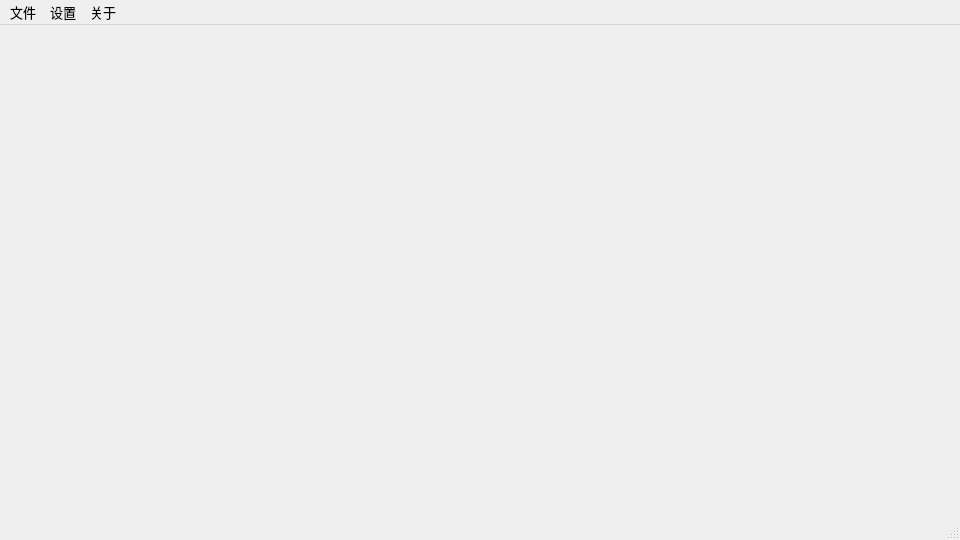
This is Qt/mwin.ui in taseikyo/bili-box as Qt 5 draws it before an edit. The edited form follows.
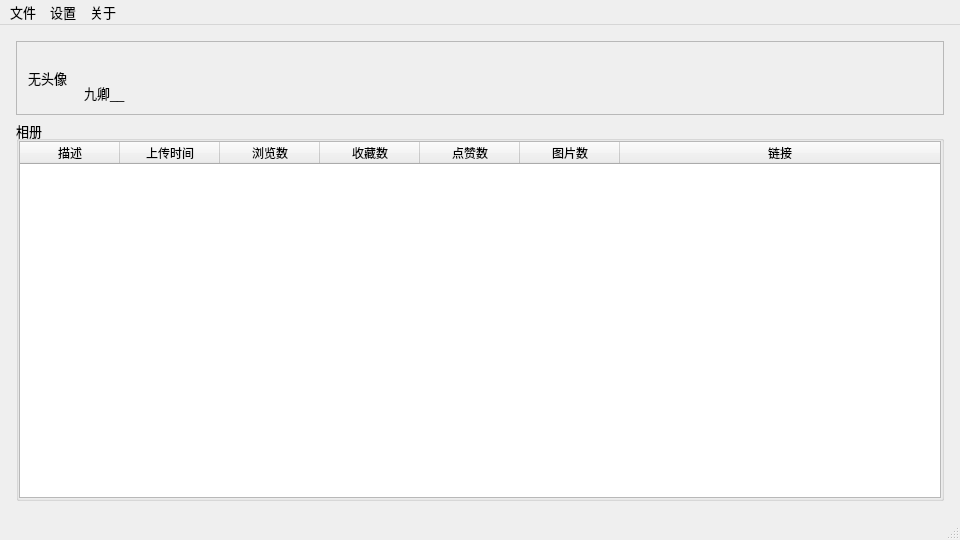
This is the edited form. The open tabs and pages were chosen to show the change. Icons and pictures are not drawn.

Commit message: 181206: add some features(see LOG.md)

Diff of the .ui file:
```diff
--- a/Qt/mwin.ui
+++ b/Qt/mwin.ui
@@ -377,7 +377,197 @@
         </item>
        </layout>
       </widget>
-      <widget class="QWidget" name="ppage"/>
+      <widget class="QWidget" name="ppage">
+       <layout class="QVBoxLayout" name="verticalLayout" stretch="1,9">
+        <property name="spacing">
+         <number>5</number>
+        </property>
+        <property name="leftMargin">
+         <number>5</number>
+        </property>
+        <property name="topMargin">
+         <number>5</number>
+        </property>
+        <property name="rightMargin">
+         <number>5</number>
+        </property>
+        <property name="bottomMargin">
+         <number>5</number>
+        </property>
+        <item>
+         <widget class="QFrame" name="pframe">
+          <property name="frameShape">
+           <enum>QFrame::StyledPanel</enum>
+          </property>
+          <property name="frameShadow">
+           <enum>QFrame::Raised</enum>
+          </property>
+          <layout class="QHBoxLayout" name="horizontalLayout_4">
+           <item>
+            <widget class="QLabel" name="pavator">
+             <property name="minimumSize">
+              <size>
+               <width>50</width>
+               <height>50</height>
+              </size>
+             </property>
+             <property name="maximumSize">
+              <size>
+               <width>200</width>
+               <height>200</height>
+              </size>
+             </property>
+             <property name="text">
+              <string>无头像</string>
+             </property>
+            </widget>
+           </item>
+           <item>
+            <layout class="QVBoxLayout" name="verticalLayout_5">
+             <item>
+              <spacer name="verticalSpacer">
+               <property name="orientation">
+                <enum>Qt::Vertical</enum>
+               </property>
+               <property name="sizeHint" stdset="0">
+                <size>
+                 <width>20</width>
+                 <height>40</height>
+                </size>
+               </property>
+              </spacer>
+             </item>
+             <item>
+              <widget class="QLabel" name="pname">
+               <property name="text">
+                <string>九卿__</string>
+               </property>
+              </widget>
+             </item>
+            </layout>
+           </item>
+           <item>
+            <spacer name="hspace4">
+             <property name="orientation">
+              <enum>Qt::Horizontal</enum>
+             </property>
+             <property name="sizeHint" stdset="0">
+              <size>
+               <width>807</width>
+               <height>20</height>
+              </size>
+             </property>
+            </spacer>
+           </item>
+          </layout>
+         </widget>
+        </item>
+        <item>
+         <widget class="QGroupBox" name="pgroup">
+          <property name="title">
+           <string>相册</string>
+          </property>
+          <layout class="QVBoxLayout" name="verticalLayout_4">
+           <property name="spacing">
+            <number>0</number>
+           </property>
+           <property name="leftMargin">
+            <number>0</number>
+           </property>
+           <property name="topMargin">
+            <number>0</number>
+           </property>
+           <property name="rightMargin">
+            <number>0</number>
+           </property>
+           <property name="bottomMargin">
+            <number>0</number>
+           </property>
+           <item>
+            <widget class="QTableWidget" name="ptable">
+             <property name="selectionBehavior">
+              <enum>QAbstractItemView::SelectRows</enum>
+             </property>
+             <attribute name="horizontalHeaderVisible">
+              <bool>true</bool>
+             </attribute>
+             <attribute name="horizontalHeaderStretchLastSection">
+              <bool>true</bool>
+             </attribute>
+             <attribute name="verticalHeaderVisible">
+              <bool>false</bool>
+             </attribute>
+             <column>
+              <property name="text">
+               <string>描述</string>
+              </property>
+             </column>
+             <column>
+              <property name="text">
+               <string>上传时间</string>
+              </property>
+             </column>
+             <column>
+              <property name="text">
+               <string>浏览数</string>
+              </property>
+             </column>
+             <column>
+              <property name="text">
+               <string>收藏数</string>
+              </property>
+             </column>
+             <column>
+              <property name="text">
+               <string>点赞数</string>
+              </property>
+             </column>
+             <column>
+              <property name="text">
+               <string>图片数</string>
+              </property>
+             </column>
+             <column>
+              <property name="text">
+               <string>链接</string>
+              </property>
+             </column>
+            </widget>
+           </item>
+          </layout>
+         </widget>
+        </item>
+       </layout>
+      </widget>
+      <widget class="QWidget" name="fpage">
+       <layout class="QHBoxLayout" name="horizontalLayout_2">
+        <property name="spacing">
+         <number>5</number>
+        </property>
+        <property name="leftMargin">
+         <number>5</number>
+        </property>
+        <property name="topMargin">
+         <number>5</number>
+        </property>
+        <property name="rightMargin">
+         <number>5</number>
+        </property>
+        <property name="bottomMargin">
+         <number>5</number>
+        </property>
+        <item>
+         <widget class="QGroupBox" name="fgroup">
+          <property name="styleSheet">
+           <string notr="true">background:white</string>
+          </property>
+          <property name="title">
+           <string>当前页：1</string>
+          </property>
+         </widget>
+        </item>
+       </layout>
+      </widget>
      </widget>
     </item>
    </layout>
```
Left out of the diff: 40 changed lines with no effect on the pictures. The commit also changes 2 other files.
